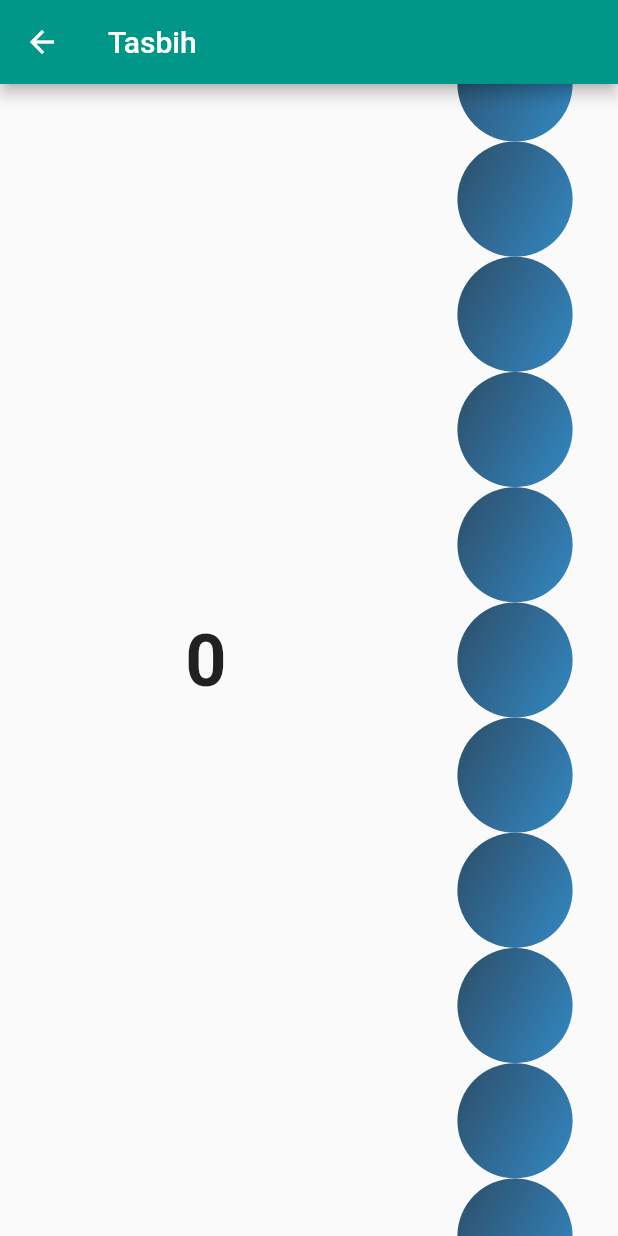
After one commit to mptwaktusolat/app_waktu_solat_malaysia, a Flutter app: the MyHomePage screen opened directly, after a tap on an icon or button, on a phone screen of 412 x 824 dp. The commit adds this screen. Run offline on Flutter 3.47's test engine with Material 2 defaults, Android fonts, the phone set to English and light mode, and no system bars; our stand-ins replace cached_network_image, cloud_firestore, device_info_plus, email_validator, firebase_core, flutter_local_notifications and 17 more; missing offline and left inert: app_settings, flutter_qiblah, flutter_web_browser, restart_app; accounts and stored records are empty; generated files the repository leaves out were written again; network calls fail; statements that could not run were skipped.

Commit message:
:bookmark: Pre release 2.3.5-pre.1+92
early implementation of tasbih

```diff
--- a/lib/views/bottomAppBar.dart
+++ b/lib/views/bottomAppBar.dart
@@ -14,6 +14,7 @@ import 'Settings%20part/SettingsPage.dart';
 import 'Settings%20part/ThemePage.dart';
 import 'feedbackPage.dart';
 import 'prayer_full_table.dart';
+import 'tasbih.dart';
 import 'update_page.dart';
 
 class MyBottomAppBar extends StatelessWidget {
@@ -69,9 +70,22 @@ class MyBottomAppBar extends StatelessWidget {
               Navigator.push(
                 context,
                 MaterialPageRoute(
-                  builder: (context) => GetStorage().read(kHasShowQiblaWarning)
+                  builder: (_) => GetStorage().read(kHasShowQiblaWarning)
                       ? const Qibla()
                       : const QiblaWarn(),
+                ),
+              );
+            },
+          ),
+          IconButton(
+            icon: const FaIcon(FontAwesomeIcons.prayingHands),
+            color: _iconColour,
+            tooltip: "Tasbih for Zikr",
+            onPressed: () {
+              Navigator.push(
+                context,
+                MaterialPageRoute(
+                  builder: (_) => const Tasbih(),
                 ),
               );
             },
--- a/lib/views/onboarding_page.dart
+++ b/lib/views/onboarding_page.dart
@@ -31,9 +31,6 @@ class _OnboardingPageState extends State<OnboardingPage>
   AnimationController? _animController;
   MyNotificationType _notificationType =
       MyNotificationType.values.elementAt(GetStorage().read(kNotificationType));
-
-  // TODO: Samada page 3 or 4 boleh scroll, check nnti
-  // sepatutnya tkleh scroll
 
   @override
   void initState() {
--- /dev/null
+++ b/lib/views/tasbih.dart
@@ -0,0 +1,81 @@
+import 'dart:developer';
+
+import 'package:flutter/material.dart';
+
+class Tasbih extends StatefulWidget {
+  const Tasbih({Key? key}) : super(key: key);
+
+  @override
+  State<Tasbih> createState() => _TasbihState();
+}
+
+class _TasbihState extends State<Tasbih> {
+  final PageController _controller =
+      PageController(viewportFraction: 0.1, initialPage: 5);
+
+  int _counter = 0;
+
+  void _countUp() {
+    _controller.nextPage(
+        duration: const Duration(milliseconds: 200), curve: Curves.easeIn);
+    setState(() {
+      _counter++;
+    });
+  }
+
+  @override
+  Widget build(BuildContext context) {
+    return Scaffold(
+      appBar: AppBar(
+        title: Text("Tasbih"),
+      ),
+      body: Row(
+        children: [
+          Expanded(
+            flex: 2,
+            child: Column(
+              mainAxisAlignment: MainAxisAlignment.center,
+              children: [
+                Text(
+                  _counter.toString(),
+                  style: const TextStyle(
+                      fontSize: 48, fontWeight: FontWeight.bold),
+                )
+              ],
+            ),
+          ),
+          Expanded(
+            child: GestureDetector(
+              onVerticalDragEnd: (details) {
+                // only valid for scrolling down
+                if (details.primaryVelocity! > 0) {
+                  _countUp();
+                }
+              },
+              onTap: _countUp,
+              child: PageView.builder(
+                reverse: true,
+                physics: const NeverScrollableScrollPhysics(),
+                controller: _controller,
+                itemCount: null,
+                scrollDirection: Axis.vertical,
+                itemBuilder: (_, __) => Container(
+                  decoration: const BoxDecoration(
+                    gradient: LinearGradient(
+                        begin: Alignment.topLeft,
+                        end: Alignment.bottomRight,
+                        colors: [
+                          Color(0xff2c3e50),
+                          Color(0xff3498db),
+                        ]),
+                    shape: BoxShape.circle,
+                  ),
+                ),
+              ),
+            ),
+          ),
+        ],
+      ),
+    );
+  }
+}
--- a/pubspec.yaml
+++ b/pubspec.yaml
@@ -3,7 +3,7 @@ description: App waktu solat seluruh Malaysia
 
 publish_to: "none" # Remove this line if you wish to publish to pub.dev
 
-version: 2.3.3+91
+version: 2.3.5-pre.1+92
 
 environment:
   sdk: ">=2.12.0 <3.0.0"
```
